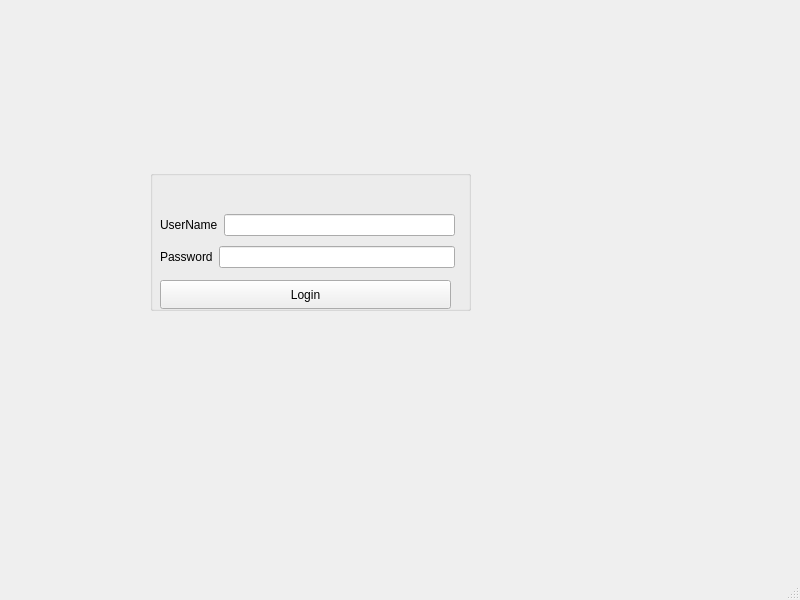
This is CookingApp/mainwindow.ui in olanhealy/Cs4076-EventDrivenProgramming-Project as Qt 5 draws it before an edit. The edited form follows.
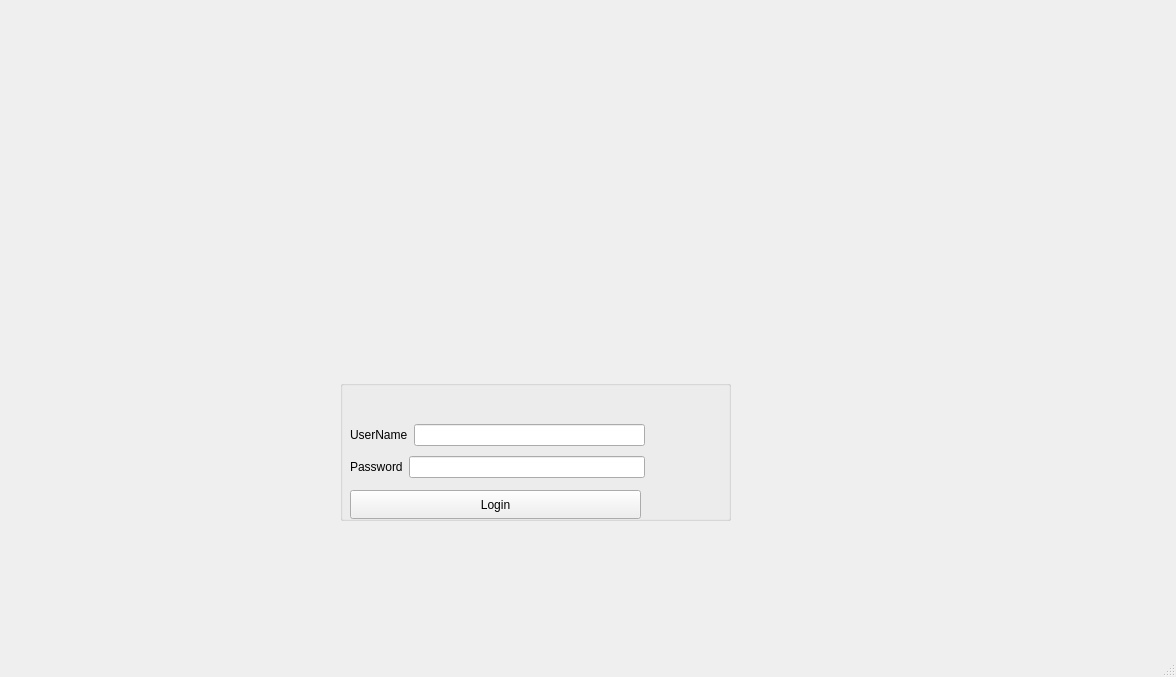
This is the edited form.

Commit message: Login button working, moves to new window. starts of recipe class

What changed in the file:
```diff
--- a/CookingApp/mainwindow.ui
+++ b/CookingApp/mainwindow.ui
@@ -6,8 +6,8 @@
    <rect>
     <x>0</x>
     <y>0</y>
-    <width>800</width>
-    <height>600</height>
+    <width>1176</width>
+    <height>677</height>
    </rect>
   </property>
   <property name="windowTitle">
@@ -17,9 +17,9 @@
    <widget class="QGroupBox" name="groupBox_signin">
     <property name="geometry">
      <rect>
-      <x>150</x>
-      <y>170</y>
-      <width>321</width>
+      <x>340</x>
+      <y>380</y>
+      <width>391</width>
       <height>141</height>
      </rect>
     </property>
@@ -39,7 +39,7 @@
       <string>Login</string>
      </property>
     </widget>
-    <widget class="QWidget" name="">
+    <widget class="QWidget" name="layoutWidget">
      <property name="geometry">
       <rect>
        <x>10</x>
```
Left out of the diff: 2 changed lines with no effect on the pictures. The commit also changes 86 other files.
